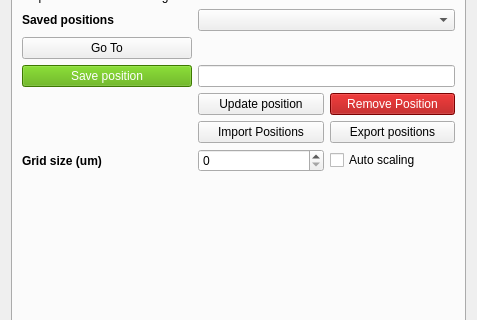
Old version of the form fibsem/ui/qtdesigner_files/FibsemMovementWidget.ui in the repository DeMarcoLab/fibsem; both pictures show x 0 to 477 and y 82 to 402 of the 477 by 540 pixel window.
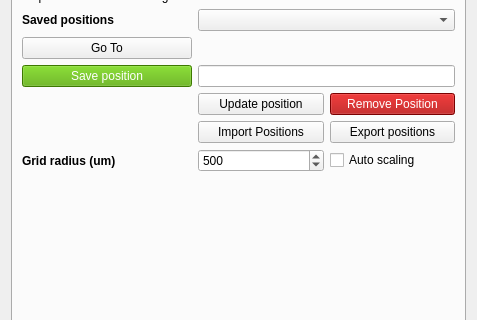
New version of the form. The open tabs and pages were chosen to show the change.

Commit message: map limits

What changed in the file:
```diff
--- a/fibsem/ui/qtdesigner_files/FibsemMovementWidget.ui
+++ b/fibsem/ui/qtdesigner_files/FibsemMovementWidget.ui
@@ -267,7 +267,7 @@
           </font>
          </property>
          <property name="text">
-          <string>Grid size (um)</string>
+          <string>Grid radius (um)</string>
          </property>
         </widget>
        </item>
@@ -314,7 +314,14 @@
         </widget>
        </item>
        <item row="7" column="2">
-        <widget class="QSpinBox" name="spinBox_x_lower"/>
+        <widget class="QSpinBox" name="spinBox_grid_radius">
+         <property name="maximum">
+          <number>10000</number>
+         </property>
+         <property name="value">
+          <number>500</number>
+         </property>
+        </widget>
        </item>
        <item row="5" column="3">
         <widget class="QPushButton" name="pushButton_remove_position">
```
Left out of the diff: 4 changed lines with no effect on the pictures. The commit also changes 2 other files.
